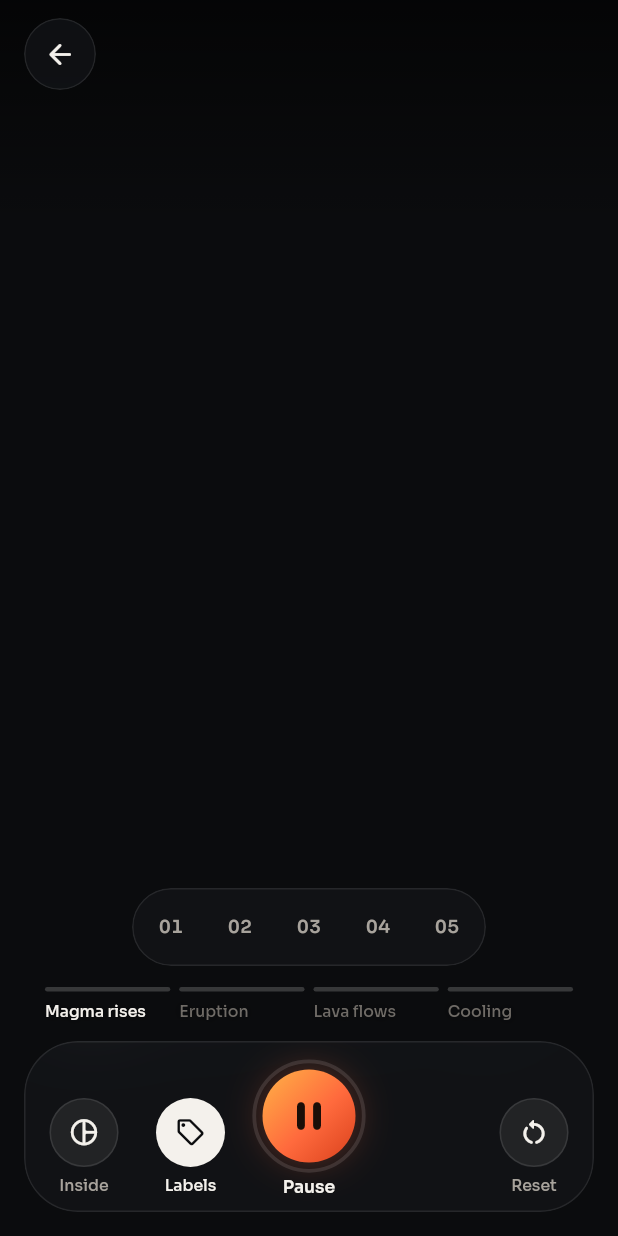
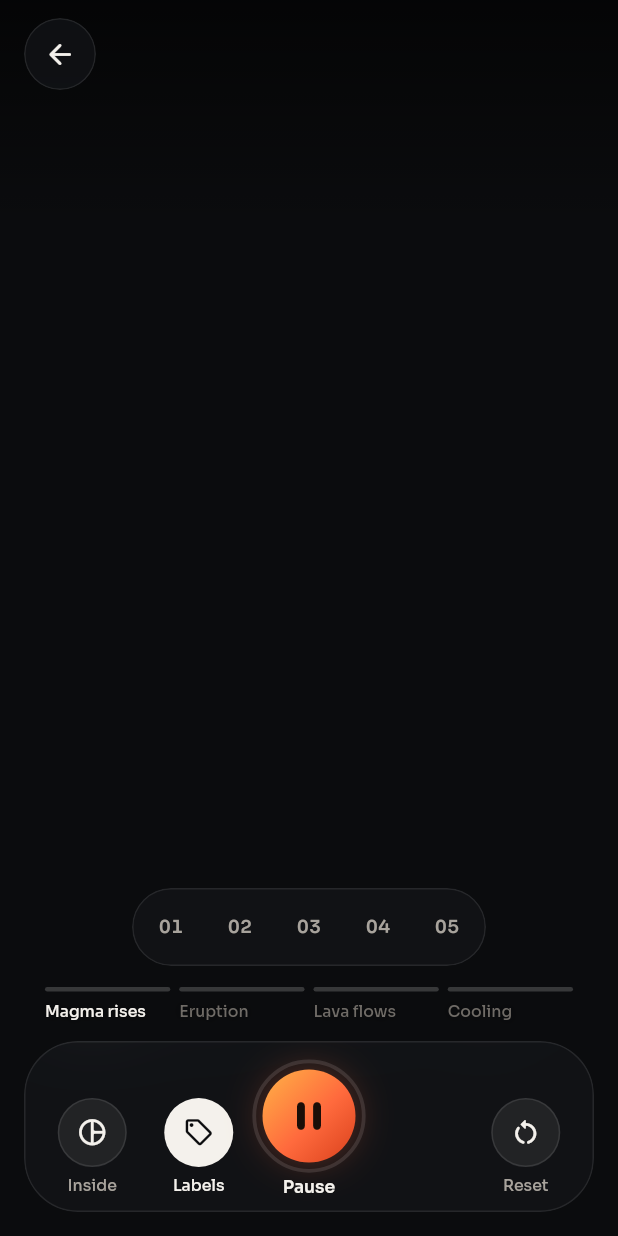
Before and after one commit to TeachDian/vulcanic, a Flutter app: the SceneChrome screen opened directly with empty values, item 3 of the bottom bar chosen, on a phone screen of 412 x 824 dp. Run offline on Flutter 3.47's test engine with Material 3 defaults, Android fonts, the phone set to English and light mode, and no system bars.

Commit message:
Address review: narrow and short screens, type scale name
- The dock no longer overflows at 360dp; its buttons share the width.
- The detail card shrinks and scrolls on short screens.
- Rename the type scale from Type to AppText so it stops shadowing
  dart:core's Type.

Co-Authored-By: Claude Fable 5.2 <noreply@anthropic.com>

```diff
--- a/lib/ui/explorer_screen.dart
+++ b/lib/ui/explorer_screen.dart
@@ -87,7 +87,7 @@ class _ExplorerScreenState extends State<ExplorerScreen> {
             renderer: _renderer,
             controller: _controller,
             frameFor: _frame,
-            labelStyle: Type.label,
+            labelStyle: AppText.label,
           ),
         ),
       ),
--- a/lib/ui/scene/controls.dart
+++ b/lib/ui/scene/controls.dart
@@ -79,7 +79,7 @@ class _DockButton extends StatelessWidget {
               : null,
           radius: 34,
           child: SizedBox(
-            width: 60,
+            width: double.infinity,
             child: Column(
               mainAxisSize: MainAxisSize.min,
               children: [
@@ -104,7 +104,7 @@ class _DockButton extends StatelessWidget {
                   maxLines: 1,
                   overflow: TextOverflow.fade,
                   softWrap: false,
-                  style: Type.caption.copyWith(
+                  style: AppText.caption.copyWith(
                     fontSize: 10.5,
                     color: action.active ? Palette.bone : Palette.ash,
                   ),
@@ -178,7 +178,7 @@ class EruptButton extends StatelessWidget {
               ),
             ),
             const SizedBox(height: 2),
-            Text(label, style: Type.label.copyWith(fontSize: 11.5)),
+            Text(label, style: AppText.label.copyWith(fontSize: 11.5)),
           ],
         ),
       ),
@@ -231,10 +231,10 @@ class ControlDock extends StatelessWidget {
         radius: 36,
         padding: const EdgeInsets.fromLTRB(10, 12, 10, 10),
         child: Row(
-          mainAxisAlignment: MainAxisAlignment.spaceBetween,
           crossAxisAlignment: CrossAxisAlignment.end,
           children: [
-            _DockButton(
+            Expanded(
+              child: _DockButton(
                 DockAction(
                   icon: Icons.pie_chart_outline_rounded,
                   label: 'Inside',
@@ -242,7 +242,9 @@ class ControlDock extends StatelessWidget {
                   onPressed: () => controller.cutaway = !controller.cutaway,
                 ),
               ),
-            _DockButton(
+            ),
+            Expanded(
+              child: _DockButton(
                 DockAction(
                   icon: Icons.sell_outlined,
                   label: 'Labels',
@@ -250,16 +252,20 @@ class ControlDock extends StatelessWidget {
                   onPressed: () => controller.labels = !controller.labels,
                 ),
               ),
+            ),
             EruptButton(controller: controller),
-            if (modeAction != null)
-              _DockButton(modeAction!)
-            else
-              const SizedBox(width: 60),
-            _DockButton(
+            Expanded(
+              child: modeAction == null
+                  ? const SizedBox.shrink()
+                  : _DockButton(modeAction!),
+            ),
+            Expanded(
+              child: _DockButton(
                 DockAction(
                   icon: Icons.restart_alt_rounded,
                   label: 'Reset',
                   onPressed: controller.reset,
+                ),
               ),
             ),
           ],
@@ -315,7 +321,7 @@ class PhaseStrip extends StatelessWidget {
                                 maxLines: 1,
                                 softWrap: false,
                                 overflow: TextOverflow.fade,
-                                style: Type.caption.copyWith(
+                                style: AppText.caption.copyWith(
                                   fontSize: 10.5,
                                   color: step == phase
                                       ? Palette.bone
@@ -444,7 +450,7 @@ class _RailButton extends StatelessWidget {
           ),
           child: Text(
             part.number,
-            style: Type.label.copyWith(
+            style: AppText.label.copyWith(
               fontSize: 12,
               color: selected ? const Color(0xFF1A0E08) : Palette.ash,
               fontFeatures: const [FontFeature.tabularFigures()],
--- a/lib/ui/scene/scene_chrome.dart
+++ b/lib/ui/scene/scene_chrome.dart
@@ -96,13 +96,20 @@ class SceneChrome extends StatelessWidget {
                         ...trailing,
                       ],
                     ),
-                    const Spacer(),
+                    // The dock or the detail card, pinned to the bottom. The
+                    // card shrinks and scrolls on short screens.
+                    Expanded(
+                      child: Column(
+                        mainAxisAlignment: MainAxisAlignment.end,
+                        children: [
                           ?banner,
-                    AnimatedSwitcher(
+                          Flexible(
+                            child: AnimatedSwitcher(
                               duration: const Duration(milliseconds: 280),
                               switchInCurve: Curves.easeOutCubic,
                               switchOutCurve: Curves.easeInCubic,
-                      transitionBuilder: (child, animation) => FadeTransition(
+                              transitionBuilder: (child, animation) =>
+                                  FadeTransition(
                                     opacity: animation,
                                     child: SlideTransition(
                                       position: Tween(
@@ -135,6 +142,10 @@ class SceneChrome extends StatelessWidget {
                                         ControlDock(
                                           controller: controller,
                                           modeAction: modeAction,
+                                        ),
+                                      ],
+                                    ),
+                            ),
                           ),
                         ],
                       ),
@@ -193,7 +204,7 @@ class StatusPill extends StatelessWidget {
                 label,
                 maxLines: 1,
                 overflow: TextOverflow.ellipsis,
-                style: Type.label,
+                style: AppText.label,
               ),
             ),
           ],
```
Also changed, not shown: lib/ui/guide_screen.dart (+6 -6 lines), lib/ui/home_screen.dart (+8 -8 lines), lib/ui/scene/part_sheet.dart (+9 -7 lines), lib/ui/theme.dart (+8 -8 lines), 1 other file. Lines whose indentation alone changed are shown as unchanged.
